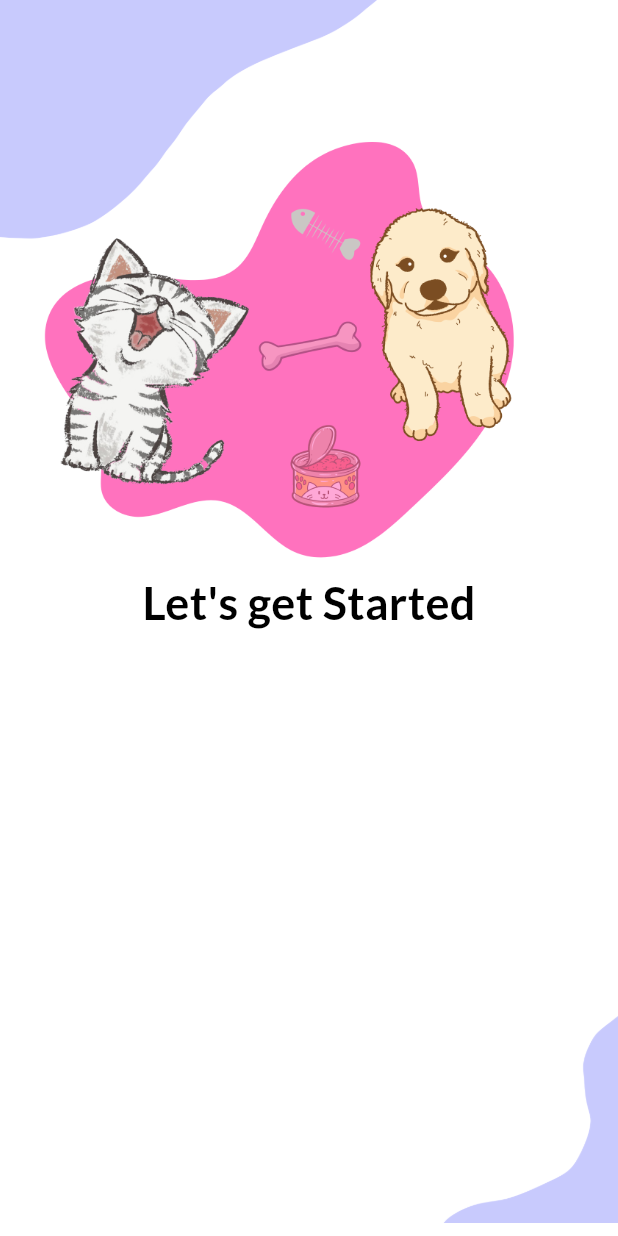
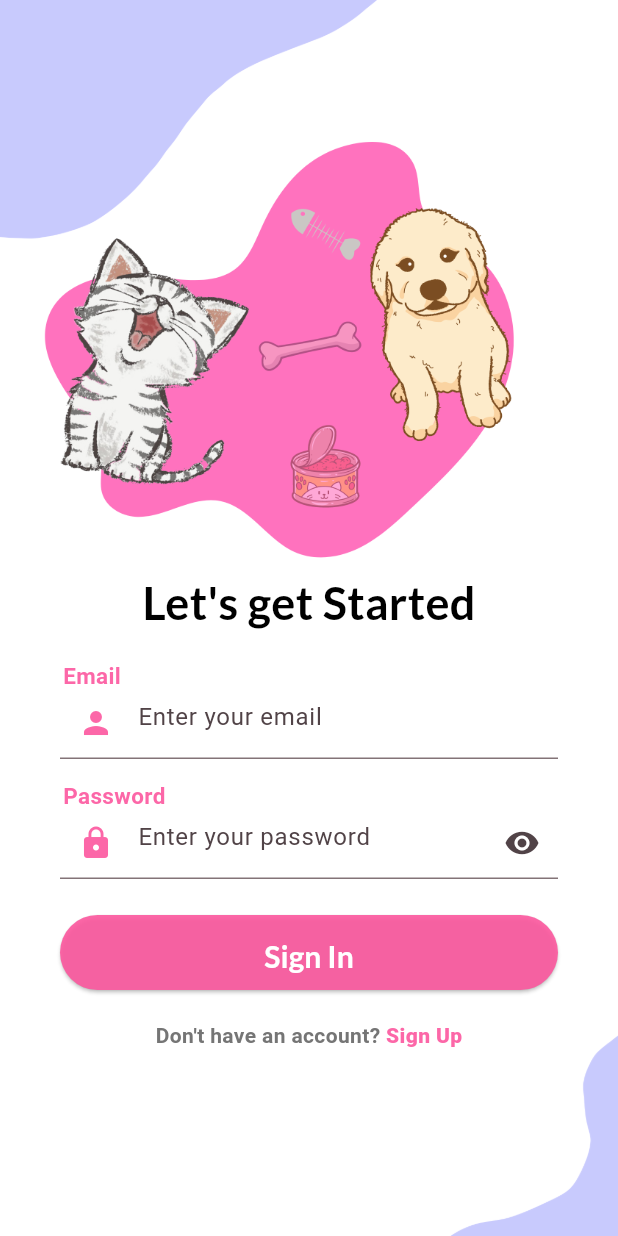
Before and after one commit to Tiarasekarsini/067_AloAnimal, a Flutter app: the screen it shows after launch, after a tap on "Sign In", on a phone screen of 412 x 824 dp. Run offline on Flutter 3.47's test engine with Material 2 defaults, Android fonts, the light colour scheme and no system bars; our stand-ins replace google_fonts.

Commit message:
adding TextFormField for email password and text.rich in view for login(sign in)

```diff
--- a/lib/main.dart
+++ b/lib/main.dart
@@ -14,7 +14,9 @@ class MyApp extends StatelessWidget {
       title: 'Flutter Demo',
       debugShowCheckedModeBanner: false,
       theme: ThemeData(
-        colorScheme: ColorScheme.fromSeed(seedColor: Colors.deepPurple),
+        colorScheme: ColorScheme.fromSeed(
+          seedColor: Color.fromARGB(230, 252, 87, 158),
+        ),
         useMaterial3: true,
       ),
       home: const WelcomePage(),
--- a/lib/view/sign_in.dart
+++ b/lib/view/sign_in.dart
@@ -1,3 +1,5 @@
+import 'package:aloanimal/view/sign_up.dart';
+import 'package:flutter/gestures.dart';
 import 'package:flutter/material.dart';
 import 'package:google_fonts/google_fonts.dart';
 
@@ -6,10 +8,13 @@ class SignIn extends StatelessWidget {
 
   @override
   Widget build(BuildContext context) {
-    // Size size = MediaQuery.of(context).size;
+    final _formKey = GlobalKey<FormState>();
     return Scaffold(
       backgroundColor: Colors.white,
-      body: Stack(
+      body: SingleChildScrollView(
+          child: Form(
+        key: _formKey,
+        child: Stack(
           children: [
             Padding(
               padding: const EdgeInsets.only(bottom: 60),
@@ -38,11 +43,129 @@ class SignIn extends StatelessWidget {
               padding: const EdgeInsets.only(left: 160, top: 450),
               child: Image.asset(
                 'assets/images/bottom.png',
-              height: 700,
+                height: 400,
               ),
             ),
+            Container(
+              padding: const EdgeInsets.only(left: 25),
+              margin: const EdgeInsets.only(top: 440, left: 17, right: 17),
+              alignment: Alignment.centerLeft,
+              child: const Text(
+                'Email',
+                textAlign: TextAlign.left,
+                style: TextStyle(
+                    fontSize: 15,
+                    color: Color.fromARGB(230, 252, 87, 158),
+                    fontWeight: FontWeight.bold),
+              ),
+            ),
+            Container(
+                padding: const EdgeInsets.only(top: 8),
+                margin: const EdgeInsets.only(top: 450, right: 40, left: 40),
+                child: Column(children: [
+                  TextFormField(
+                    decoration: const InputDecoration(
+                      hintText: "Enter your email",
+                      prefixIcon: Icon(
+                        Icons.person,
+                        color: Color.fromARGB(230, 252, 87, 158),
+                      ),
+                    ),
+                    validator: (value) {
+                      if (value == null || value.isEmpty) {
+                        return "Please enter your name";
+                      }
+                      return null;
+                    },
+                    onSaved: (value) {},
+                  ),
+                ])),
+            Container(
+              padding: const EdgeInsets.only(left: 25),
+              margin: const EdgeInsets.only(top: 520, left: 17, right: 17),
+              alignment: Alignment.centerLeft,
+              child: const Text(
+                'Password',
+                textAlign: TextAlign.left,
+                style: TextStyle(
+                    fontSize: 15,
+                    color: Color.fromARGB(230, 252, 87, 158),
+                    fontWeight: FontWeight.bold),
+              ),
+            ),
+            Container(
+                padding: const EdgeInsets.only(top: 8),
+                margin: const EdgeInsets.only(top: 530, right: 40, left: 40),
+                child: Column(children: [
+                  TextFormField(
+                    obscureText: true,
+                    decoration: const InputDecoration(
+                        hintText: "Enter your password",
+                        prefixIcon: Icon(Icons.lock,
+                            color: Color.fromARGB(230, 252, 87, 158)),
+                        suffixIcon: Icon(Icons.visibility)),
+                    validator: (value) {
+                      if (value == null || value.isEmpty) {
+                        return "Please enter your password";
+                      }
+                      return null;
+                    },
+                    onSaved: (value) {},
+                  ),
+                ])),
+            Container(
+              padding: const EdgeInsets.only(top: 610, left: 40, right: 40),
+              child: ElevatedButton(
+                style: ElevatedButton.styleFrom(
+                  backgroundColor: Color.fromARGB(230, 252, 87, 158),
+                  minimumSize: Size(double.infinity, 50),
+                  shape: RoundedRectangleBorder(
+                      borderRadius: BorderRadius.circular(40)),
+                  textStyle: GoogleFonts.lato(
+                      fontSize: 18,
+                      color: Colors.white,
+                      letterSpacing: 3.5 / 100,
+                      height: 152 / 100),
+                ),
+                onPressed: () {},
+                child: Text(
+                  'Sign In',
+                  style: GoogleFonts.lato(
+                    fontSize: 20,
+                    color: Colors.white,
+                    fontWeight: FontWeight.bold,
+                  ),
+                ),
+              ),
+            ),
+            Container(
+              margin: const EdgeInsets.only(top: 680),
+              alignment: Alignment.center,
+              child: Column(children: [
+                Text.rich(TextSpan(
+                    text: 'Don\'t have an account?',
+                    style: TextStyle(
+                        color: Colors.grey.shade600,
+                        fontWeight: FontWeight.bold),
+                    children: [
+                      TextSpan(
+                          text: ' Sign Up',
+                          style: TextStyle(
+                              color: Color.fromARGB(230, 252, 87, 158),
+                              fontWeight: FontWeight.w900),
+                          recognizer: TapGestureRecognizer()
+                            ..onTap = () {
+                              Navigator.push(
+                                  context,
+                                  MaterialPageRoute(
+                                      builder: (context) => SignUp()));
+                            })
+                    ]))
+              ]),
+            )
           ],
         ),
+      )),
     );
   }
 }
--- a/lib/view/sign_up.dart
+++ b/lib/view/sign_up.dart
@@ -1,13 +1,8 @@
 import 'package:flutter/material.dart';
 
-class SignUp extends StatefulWidget {
+class SignUp extends StatelessWidget {
   const SignUp({super.key});
 
-  @override
-  State<SignUp> createState() => _SignUpState();
-}
-
-class _SignUpState extends State<SignUp> {
   @override
   Widget build(BuildContext context) {
     return const Placeholder();
--- a/lib/view/welcome_page.dart
+++ b/lib/view/welcome_page.dart
@@ -44,13 +44,13 @@ class WelcomePage extends StatelessWidget {
                     ]),
               )),
           Container(
-            padding: const EdgeInsets.only(top: 590, left: 15, right: 15),
+            padding: const EdgeInsets.only(top: 590, left: 40, right: 40),
             child: ElevatedButton(
               style: ElevatedButton.styleFrom(
                 backgroundColor: Color.fromARGB(230, 252, 87, 158),
                 minimumSize: Size(double.infinity, 50),
                 shape: RoundedRectangleBorder(
-                    borderRadius: BorderRadius.circular(10)),
+                    borderRadius: BorderRadius.circular(40)),
                 textStyle: GoogleFonts.lato(
                     fontSize: 18,
                     color: Colors.white,
@@ -72,13 +72,13 @@ class WelcomePage extends StatelessWidget {
             ),
           ),
           Container(
-            padding: const EdgeInsets.only(top: 660, left: 15, right: 15),
+            padding: const EdgeInsets.only(top: 660, left: 40, right: 40),
             child: ElevatedButton(
               style: ElevatedButton.styleFrom(
                 backgroundColor: Color.fromARGB(230, 252, 87, 158),
                 minimumSize: Size(double.infinity, 50),
                 shape: RoundedRectangleBorder(
-                    borderRadius: BorderRadius.circular(10)),
+                    borderRadius: BorderRadius.circular(40)),
                 textStyle: GoogleFonts.lato(
                     fontSize: 18,
                     color: Colors.white,
```
Lines whose indentation alone changed are shown as unchanged.
